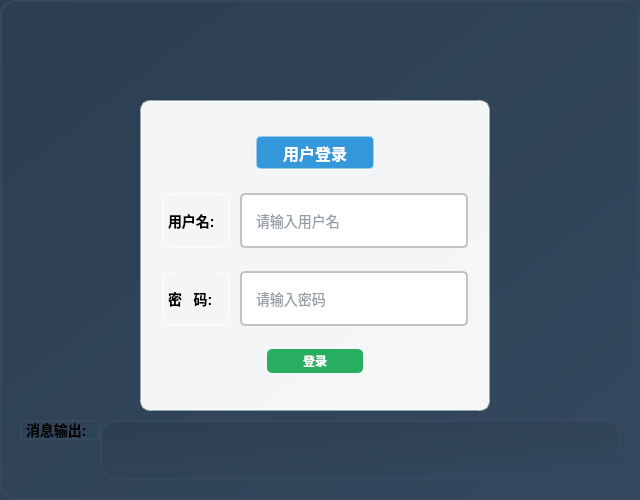
Qt form Client/testclient.ui (smallsmallrui214/FlightBookingSystem) before a commit.
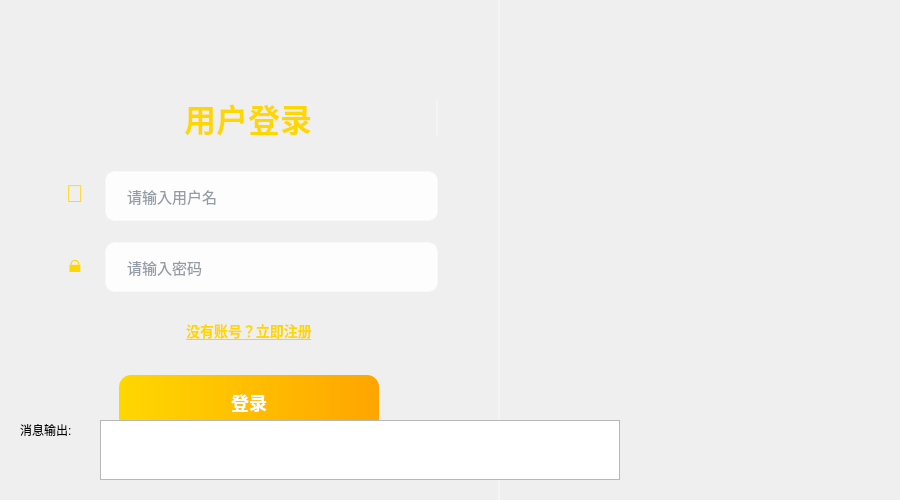
The same form after that commit.

Commit message: 登录界面初步美化

The edit to the form file:
```diff
--- a/Client/testclient.ui
+++ b/Client/testclient.ui
@@ -6,52 +6,65 @@
    <rect>
     <x>0</x>
     <y>0</y>
-    <width>640</width>
+    <width>900</width>
     <height>500</height>
    </rect>
   </property>
+  <property name="minimumSize">
+   <size>
+    <width>900</width>
+    <height>500</height>
+   </size>
+  </property>
+  <property name="maximumSize">
+   <size>
+    <width>900</width>
+    <height>500</height>
+   </size>
+  </property>
   <property name="windowTitle">
    <string>航班管理系统 - 登录</string>
   </property>
   <property name="styleSheet">
-   <string notr="true">/* 主窗口样式 - 与RegisterDialog相同的深蓝色渐变 */
-QWidget {
-    background: qlineargradient(x1:0, y1:0, x2:1, y2:1, stop:0 #2c3e50, stop:1 #34495e);
-    border-radius: 15px;
-    border: 2px solid #34495e;
-}
-
-/* 所有标签默认样式 - 黑色字体 */
-QLabel {
-    color: black !important;
-    font-size: 14px;
-    font-weight: bold;
-    background: transparent;
+   <string notr="true">QWidget {
+    font-family: "Microsoft YaHei", "PingFang SC", sans-serif;
 }</string>
   </property>
+  <layout class="QHBoxLayout" name="mainLayout">
+   <property name="spacing">
+    <number>0</number>
+   </property>
+   <property name="leftMargin">
+    <number>0</number>
+   </property>
+   <property name="topMargin">
+    <number>0</number>
+   </property>
+   <property name="rightMargin">
+    <number>0</number>
+   </property>
+   <property name="bottomMargin">
+    <number>0</number>
+   </property>
+   <item>
   <widget class="QFrame" name="loginFrame">
-   <property name="geometry">
-    <rect>
-     <x>140</x>
-     <y>100</y>
-     <width>350</width>
-     <height>311</height>
-    </rect>
+     <property name="minimumSize">
+      <size>
+       <width>500</width>
+       <height>0</height>
+      </size>
+     </property>
+     <property name="maximumSize">
+      <size>
+       <width>500</width>
+       <height>16777215</height>
+      </size>
    </property>
    <property name="styleSheet">
-    <string notr="true">/* Frame样式 - 移除padding */
-QFrame {
-    background-color: rgba(255, 255, 255, 0.95);
-    border-radius: 10px;
-    border: 2px solid rgba(255, 255, 255, 0.5);
-}
-
-/* Frame内的标签样式 */
-QFrame QLabel {
-    color: black !important;
-    font-size: 14px;
-    font-weight: bold;
+      <string notr="true">QFrame {
     background: transparent;
+    border: none;
+    border-right: 2px solid rgba(255, 255, 255, 0.3);
 }</string>
    </property>
    <property name="frameShape">
@@ -62,57 +75,29 @@
    </property>
    <layout class="QVBoxLayout" name="frameLayout">
     <property name="spacing">
-     <number>10</number>
+       <number>25</number>
     </property>
     <property name="leftMargin">
-     <number>20</number>
+       <number>60</number>
     </property>
     <property name="topMargin">
-     <number>20</number>
+       <number>100</number>
     </property>
     <property name="rightMargin">
-     <number>20</number>
+       <number>60</number>
     </property>
     <property name="bottomMargin">
-     <number>20</number>
-    </property>
-    <item>
-     <layout class="QHBoxLayout" name="titleLayout">
-      <item>
-       <spacer name="titleLeftSpacer">
-        <property name="orientation">
-         <enum>Qt::Orientation::Horizontal</enum>
-        </property>
-        <property name="sizeHint" stdset="0">
-         <size>
-          <width>40</width>
-          <height>20</height>
-         </size>
-        </property>
-       </spacer>
-      </item>
+       <number>80</number>
+      </property>
       <item>
        <widget class="QLabel" name="titleLabel">
-        <property name="minimumSize">
-         <size>
-          <width>120</width>
-          <height>35</height>
-         </size>
-        </property>
-        <property name="maximumSize">
-         <size>
-          <width>120</width>
-          <height>35</height>
-         </size>
-        </property>
         <property name="styleSheet">
          <string notr="true">QLabel {
-    background-color: #3498db;
-    color: white;
-    border-radius: 5px;
-    font-size: 16px;
+    color: #FFD700;  <!-- 改为黄色 -->
+    font-size: 32px;
     font-weight: bold;
-    padding: 5px 15px;
+    background: transparent;
+    margin-bottom: 10px;
 }</string>
         </property>
         <property name="text">
@@ -124,32 +109,50 @@
        </widget>
       </item>
       <item>
-       <spacer name="titleRightSpacer">
+       <spacer name="verticalSpacer">
         <property name="orientation">
-         <enum>Qt::Orientation::Horizontal</enum>
+         <enum>Qt::Vertical</enum>
         </property>
         <property name="sizeHint" stdset="0">
          <size>
-          <width>40</width>
-          <height>20</height>
+          <width>20</width>
+          <height>30</height>
          </size>
         </property>
        </spacer>
-      </item>
-     </layout>
     </item>
     <item>
      <layout class="QHBoxLayout" name="usernameLayout">
+        <property name="spacing">
+         <number>15</number>
+        </property>
       <item>
        <widget class="QLabel" name="usernameLabel">
         <property name="minimumSize">
          <size>
-          <width>60</width>
+            <width>30</width>
           <height>30</height>
          </size>
         </property>
+          <property name="maximumSize">
+           <size>
+            <width>30</width>
+            <height>30</height>
+           </size>
+          </property>
+          <property name="styleSheet">
+           <string notr="true">QLabel {
+    background: transparent;
+    border: none;
+    font-size: 24px;
+    color: #FFD700;
+}</string>
+          </property>
         <property name="text">
-         <string>用户名:</string>
+           <string>👤</string>
+          </property>
+          <property name="alignment">
+           <set>Qt::AlignCenter</set>
         </property>
        </widget>
       </item>
@@ -157,33 +160,28 @@
        <widget class="QLineEdit" name="usernameEdit">
         <property name="minimumSize">
          <size>
-          <width>228</width>
-          <height>55</height>
-         </size>
-        </property>
-        <property name="maximumSize">
-         <size>
-          <width>228</width>
-          <height>55</height>
+            <width>0</width>
+            <height>50</height>
          </size>
         </property>
         <property name="styleSheet">
          <string notr="true">QLineEdit {
-    background-color: white;
-    border: 2px solid #bdc3c7;
-    border-radius: 5px;
-    padding: 8px 12px;
-    font-size: 14px;
+    background: rgba(255, 255, 255, 0.9);
+    border: 2px solid rgba(255, 255, 255, 0.5);
+    border-radius: 10px;
+    padding: 12px 18px;
+    font-size: 15px;
     color: #2c3e50;
-    min-width: 200px;
-    max-width: 200px;
-    min-height: 35px;
-    max-height: 35px;
+    font-family: "Microsoft YaHei", "PingFang SC", sans-serif;
 }
 
 QLineEdit:focus {
-    border-color: #3498db;
-    background-color: #f8f9fa;
+    border-color: #FFD700;
+    background-color: white;
+}
+
+QLineEdit::placeholder {
+    color: #6c757d;
 }</string>
         </property>
         <property name="placeholderText">
@@ -195,16 +193,36 @@
     </item>
     <item>
      <layout class="QHBoxLayout" name="passwordLayout">
+        <property name="spacing">
+         <number>15</number>
+        </property>
       <item>
        <widget class="QLabel" name="passwordLabel">
         <property name="minimumSize">
          <size>
-          <width>60</width>
+            <width>30</width>
           <height>30</height>
          </size>
         </property>
+          <property name="maximumSize">
+           <size>
+            <width>30</width>
+            <height>30</height>
+           </size>
+          </property>
+          <property name="styleSheet">
+           <string notr="true">QLabel {
+    background: transparent;
+    border: none;
+    font-size: 24px;
+    color: #FFD700;
+}</string>
+          </property>
         <property name="text">
-         <string>密   码:</string>
+           <string>🔒</string>
+          </property>
+          <property name="alignment">
+           <set>Qt::AlignCenter</set>
         </property>
        </widget>
       </item>
@@ -212,33 +230,28 @@
        <widget class="QLineEdit" name="passwordEdit">
         <property name="minimumSize">
          <size>
-          <width>228</width>
-          <height>55</height>
-         </size>
-        </property>
-        <property name="maximumSize">
-         <size>
-          <width>228</width>
-          <height>55</height>
+            <width>0</width>
+            <height>50</height>
          </size>
         </property>
         <property name="styleSheet">
          <string notr="true">QLineEdit {
-    background-color: white;
-    border: 2px solid #bdc3c7;
-    border-radius: 5px;
-    padding: 8px 12px;
-    font-size: 14px;
+    background: rgba(255, 255, 255, 0.9);
+    border: 2px solid rgba(255, 255, 255, 0.5);
+    border-radius: 10px;
+    padding: 12px 18px;
+    font-size: 15px;
     color: #2c3e50;
-    min-width: 200px;
-    max-width: 200px;
-    min-height: 35px;
-    max-height: 35px;
+    font-family: "Microsoft YaHei", "PingFang SC", sans-serif;
 }
 
 QLineEdit:focus {
-    border-color: #3498db;
-    background-color: #f8f9fa;
+    border-color: #FFD700;
+    background-color: white;
+}
+
+QLineEdit::placeholder {
+    color: #6c757d;
 }</string>
         </property>
         <property name="echoMode">
@@ -252,34 +265,111 @@
      </layout>
     </item>
     <item>
-     <layout class="QHBoxLayout" name="buttonLayout">
+       <layout class="QHBoxLayout" name="registerLinkLayout">
+        <item>
+         <spacer name="horizontalSpacer_4">
+          <property name="orientation">
+           <enum>Qt::Horizontal</enum>
+          </property>
+          <property name="sizeHint" stdset="0">
+           <size>
+            <width>40</width>
+            <height>20</height>
+           </size>
+          </property>
+         </spacer>
+        </item>
+        <item>
+         <widget class="QPushButton" name="registerLinkButton">
+          <property name="styleSheet">
+           <string notr="true">QPushButton {
+    background: transparent;
+    color: #FFD700;  <!-- 改为黄色 -->
+    border: none;
+    font-size: 14px;
+    text-decoration: underline;
+    padding: 8px 12px;
+    font-family: "Microsoft YaHei", "PingFang SC", sans-serif;
+    font-weight: bold;
+}
+
+QPushButton:hover {
+    color: #FFA500;
+    background-color: rgba(255, 215, 0, 0.1);
+    border-radius: 4px;
+}
+
+QPushButton:pressed {
+    color: #FF8C00;
+}</string>
+          </property>
+          <property name="text">
+           <string>没有账号？立即注册</string>
+          </property>
+         </widget>
+        </item>
+        <item>
+         <spacer name="horizontalSpacer_5">
+          <property name="orientation">
+           <enum>Qt::Horizontal</enum>
+          </property>
+          <property name="sizeHint" stdset="0">
+           <size>
+            <width>40</width>
+            <height>20</height>
+           </size>
+          </property>
+         </spacer>
+        </item>
+       </layout>
+      </item>
+      <item>
+       <spacer name="verticalSpacer_2">
+        <property name="orientation">
+         <enum>Qt::Vertical</enum>
+        </property>
+        <property name="sizeHint" stdset="0">
+         <size>
+          <width>20</width>
+          <height>20</height>
+         </size>
+        </property>
+       </spacer>
+      </item>
+      <item>
+       <layout class="QHBoxLayout" name="loginButtonLayout">
+        <item>
+         <spacer name="horizontalSpacer_6">
+          <property name="orientation">
+           <enum>Qt::Horizontal</enum>
+          </property>
+          <property name="sizeHint" stdset="0">
+           <size>
+            <width>40</width>
+            <height>20</height>
+           </size>
+          </property>
+         </spacer>
+        </item>
       <item>
        <widget class="QPushButton" name="loginButton">
         <property name="minimumSize">
          <size>
-          <width>96</width>
-          <height>24</height>
-         </size>
-        </property>
-        <property name="maximumSize">
-         <size>
-          <width>96</width>
-          <height>24</height>
+            <width>200</width>
+            <height>55</height>
          </size>
         </property>
         <property name="styleSheet">
          <string notr="true">QPushButton {
-    background-color: #27ae60;
+    background: qlineargradient(x1:0, y1:0, x2:1, y2:0, stop:0 #FFD700, stop:1 #FFA500);
     color: white;
     border: none;
-    border-radius: 5px;
-    padding: 2px 8px;
-    font-size: 12px;
+    border-radius: 12px;
+    padding: 15px 30px;
+    font-size: 18px;
     font-weight: bold;
-    min-width: 80px;
-    max-width: 80px;
-    min-height: 20px;
-    max-height: 20px;
+    font-family: "Microsoft YaHei", "PingFang SC", sans-serif;
+    min-width: 200px;
 }
 
 QPushButton:hover {
@@ -295,10 +385,89 @@
         </property>
        </widget>
       </item>
+        <item>
+         <spacer name="horizontalSpacer_7">
+          <property name="orientation">
+           <enum>Qt::Horizontal</enum>
+          </property>
+          <property name="sizeHint" stdset="0">
+           <size>
+            <width>40</width>
+            <height>20</height>
+           </size>
+          </property>
+         </spacer>
+        </item>
      </layout>
     </item>
    </layout>
   </widget>
+   </item>
+   <item>
+    <widget class="QFrame" name="illustrationFrame">
+     <property name="styleSheet">
+      <string notr="true">QFrame {
+    background: transparent;
+    border: none;
+}</string>
+     </property>
+     <property name="frameShape">
+      <enum>QFrame::StyledPanel</enum>
+     </property>
+     <property name="frameShadow">
+      <enum>QFrame::Raised</enum>
+     </property>
+     <layout class="QVBoxLayout" name="verticalLayout_2">
+      <property name="spacing">
+       <number>0</number>
+      </property>
+      <property name="leftMargin">
+       <number>0</number>
+      </property>
+      <property name="topMargin">
+       <number>0</number>
+      </property>
+      <property name="rightMargin">
+       <number>0</number>
+      </property>
+      <property name="bottomMargin">
+       <number>0</number>
+      </property>
+      <item>
+       <widget class="QLabel" name="loginIllustrationLabel">
+        <property name="minimumSize">
+         <size>
+          <width>400</width>
+          <height>500</height>
+         </size>
+        </property>
+        <property name="maximumSize">
+         <size>
+          <width>400</width>
+          <height>500</height>
+         </size>
+        </property>
+        <property name="styleSheet">
+         <string notr="true">QLabel {
+    background: transparent;
+    border: none;
+}</string>
+        </property>
+        <property name="text">
+         <string/>
+        </property>
+        <property name="alignment">
+         <set>Qt::AlignCenter</set>
+        </property>
+        <property name="scaledContents">
+         <bool>true</bool>
+        </property>
+       </widget>
+      </item>
+     </layout>
+    </widget>
+   </item>
+  </layout>
   <widget class="QLabel" name="outputLabel">
    <property name="geometry">
     <rect>
@@ -311,12 +480,6 @@
    <property name="visible">
     <bool>false</bool>
    </property>
-   <property name="styleSheet">
-    <string notr="true">QLabel {
-    color: black;
-    background: transparent;
-}</string>
-   </property>
    <property name="text">
     <string>消息输出:</string>
    </property>
```
Left out of the diff: 20 changed lines with no effect on the pictures. Lines whose indentation alone changed are shown as unchanged. The commit also changes 4 other files.
